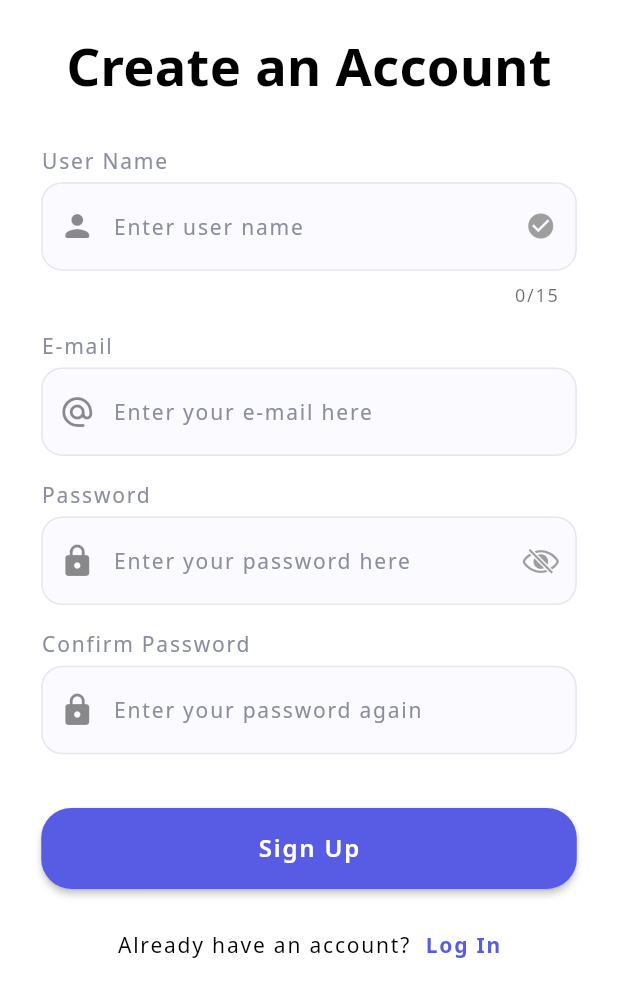
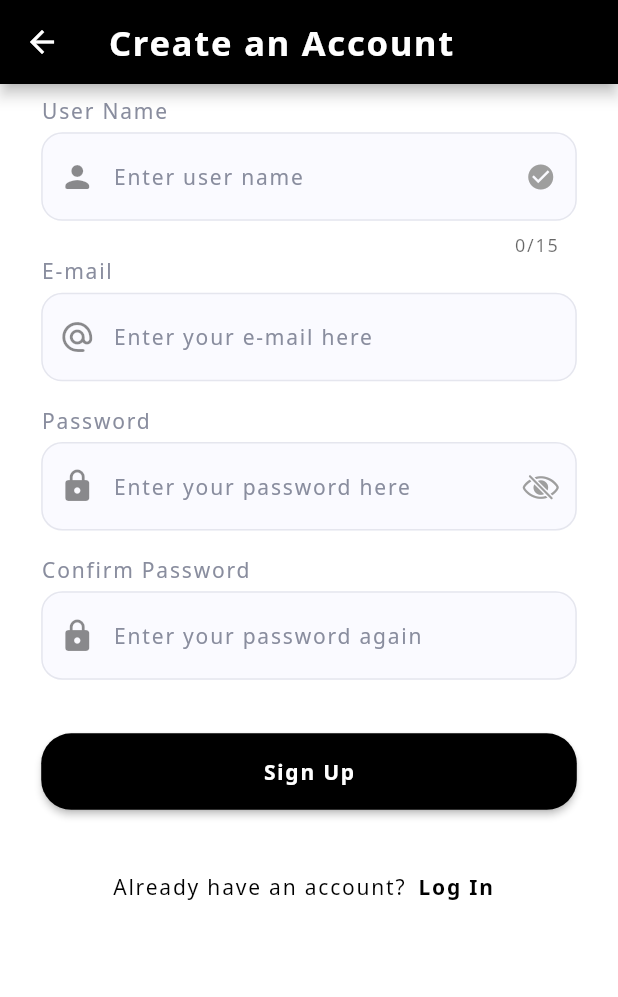
Before and after one commit to VasuSomani/whisper_chat, a Flutter app: the screen it shows after launch, after a tap on "Sign Up", on a phone screen of 412 x 824 dp. Shown: the top 997 px of the screen. Run offline on Flutter 3.47's test engine with Material 2 defaults, Android fonts, the phone set to English and light mode, and no system bars; our stand-ins replace cloud_firestore, firebase_auth, firebase_core, google_fonts, shared_preferences; accounts and stored records are empty; network calls fail.

Commit message:
UI Improved Bug Fixes Private Room work in progress

```diff
--- a/lib/constants/colors.dart
+++ b/lib/constants/colors.dart
@@ -1,6 +1,6 @@
 import 'package:flutter/material.dart';
 
-const Color primaryColor = Color(0xFF585CE5);
+const Color primaryColor = Colors.black;
 const Color bgColor1 = Colors.white;
 const Color bgColor2 = Color(0xFFFAFAFE);
 const Color alert = Color(0xFFEF8B8B);
--- a/lib/controllers/auth_textfields.dart
+++ b/lib/controllers/auth_textfields.dart
@@ -1,7 +1,6 @@
 import 'package:cloud_firestore/cloud_firestore.dart';
 import 'package:flutter/cupertino.dart';
 import 'package:flutter/material.dart';
-
 import '../Constants/colors.dart';
 
 OutlineInputBorder enabledBorder = OutlineInputBorder(
@@ -17,8 +16,9 @@
     borderSide: const BorderSide(color: primaryColor, width: 1));
 
 class TextFieldEmail extends StatelessWidget {
-  TextFieldEmail(this.controller, {super.key});
+  TextFieldEmail(this.controller, {this.enableValidation = false, super.key});
   final TextEditingController controller;
+  final bool enableValidation;
 
   @override
   Widget build(BuildContext context) {
@@ -35,6 +35,9 @@
         TextFormField(
           controller: controller,
           textInputAction: TextInputAction.next,
+          autovalidateMode: (enableValidation)
+              ? AutovalidateMode.onUserInteraction
+              : AutovalidateMode.disabled,
           decoration: InputDecoration(
             hintText: "Enter your e-mail here",
             hintStyle: Theme.of(context).textTheme.bodyMedium,
@@ -46,6 +49,7 @@
             enabledBorder: enabledBorder,
             focusedBorder: focusedBorder,
           ),
+          enableSuggestions: true,
           validator: (value) {
             if (value == null ||
                 value.trim() == "" ||
@@ -62,8 +66,9 @@
 }
 
 class TextFieldPass extends StatefulWidget {
-  TextFieldPass(this.controller);
+  TextFieldPass(this.controller, {this.enableValidation = false});
   final TextEditingController controller;
+  final bool enableValidation;
 
   @override
   State<TextFieldPass> createState() => _TextFieldPassState();
@@ -87,6 +92,9 @@
         TextFormField(
           controller: widget.controller,
           textInputAction: TextInputAction.next,
+          autovalidateMode: (widget.enableValidation)
+              ? AutovalidateMode.onUserInteraction
+              : AutovalidateMode.disabled,
           decoration: InputDecoration(
             hintText: "Enter your password here",
             hintStyle: Theme.of(context).textTheme.bodyMedium,
@@ -122,7 +130,6 @@
                 .hasMatch(value)) {
               return "Password should be a combination of capital, small, integer, and special characters";
             }
-
             return null;
           },
         ),
@@ -132,9 +139,11 @@
 }
 
 class TextFieldConfirmPass extends StatelessWidget {
-  TextFieldConfirmPass(this.controller, this.password);
+  TextFieldConfirmPass(this.controller, this.password,
+      {this.enableValidation = false});
   final TextEditingController controller;
   final TextEditingController password;
+  final bool enableValidation;
 
   @override
   Widget build(BuildContext context) {
@@ -151,6 +160,9 @@
         TextFormField(
           controller: controller,
           textInputAction: TextInputAction.next,
+          autovalidateMode: (enableValidation)
+              ? AutovalidateMode.onUserInteraction
+              : AutovalidateMode.disabled,
           decoration: InputDecoration(
             hintText: "Enter your password again",
             hintStyle: Theme.of(context).textTheme.bodyMedium,
@@ -164,7 +176,9 @@
           ),
           obscureText: true,
           validator: (value) {
-            if (value != password.text) {
+            if (value == null || value.trim() == "") {
+              return "Confirm Password can't be empty";
+            } else if (value != password.text) {
               return "Confirm Password must be same as Password";
             }
             return null;
@@ -176,8 +190,9 @@
 }
 
 class TextFieldUserName extends StatefulWidget {
-  TextFieldUserName(this.controller);
+  TextFieldUserName(this.controller, {this.enableValidation = false});
   final TextEditingController controller;
+  final bool enableValidation;
 
   @override
   State<TextFieldUserName> createState() => _TextFieldUserNameState();
@@ -193,36 +208,29 @@
     return regex.hasMatch(text);
   }
 
-  Future userNameValidation(String? value) async {
-    querySnapshot =
-        await db.collection('users').where('userName', isEqualTo: value).get();
+  void userNameValidation(String value) {
+    if (value == null || value.trim().isEmpty) {
+      updateValidation(null, false);
+    } else if (!isSnakeCase(value)) {
+      updateValidation("Username must be in snake_case", false);
+    } else {
+      db.collection('users').where('userName', isEqualTo: value).get().then(
+        (snapshot) {
+          if (snapshot.docs.isNotEmpty) {
+            updateValidation("Username already exists", false);
+          } else {
+            updateValidation(null, true);
+          }
+        },
+      );
+    }
+  }
 
-    if (value == null || value.trim().isEmpty) {
-      setState(() {
-        validationError = "Username can't be empty";
-        isValidated = false;
-      });
-    } else if (!isSnakeCase(value)) {
-      setState(() {
-        validationError = "Username must be in snake_case";
-        isValidated = false;
-      });
-    } else if (querySnapshot == null) {
-      setState(() {
-        validationError = null;
-        isValidated = true;
-      });
-    } else if (querySnapshot!.docs.isNotEmpty) {
-      setState(() {
-        validationError = "Username already exists";
-        isValidated = false;
-      });
-    } else {
-      setState(() {
-        validationError = null;
-        isValidated = true;
-      });
-    }
+  void updateValidation(String? error, bool validated) {
+    setState(() {
+      validationError = error;
+      isValidated = validated;
+    });
   }
 
   @override
@@ -240,6 +248,9 @@
         TextFormField(
           controller: widget.controller,
           textInputAction: TextInputAction.next,
+          autovalidateMode: (widget.enableValidation)
+              ? AutovalidateMode.onUserInteraction
+              : AutovalidateMode.disabled,
           maxLength: 15,
           decoration: InputDecoration(
             hintText: "Enter user name",
@@ -261,7 +272,14 @@
             userNameValidation(value);
           },
           validator: (value) {
-            return validationError;
+            if (value == null || value.trim().isEmpty) {
+              return "Username can't be empty";
+            } else if (!isSnakeCase(value)) {
+              return "Username must be in snake_case";
+            } else if (!isValidated) {
+              return validationError;
+            }
+            return null;
           },
         ),
       ],
--- a/lib/controllers/send_mesaage_textfield.dart
+++ b/lib/controllers/send_mesaage_textfield.dart
@@ -60,7 +60,6 @@
         } else if (snapshot.hasError) {
           return Text('Error: ${snapshot.error}');
         } else {
-          UserModel currentUser = snapshot.data!;
           return Form(
             key: formKey,
             autovalidateMode: AutovalidateMode.onUserInteraction,
--- a/lib/main.dart
+++ b/lib/main.dart
@@ -1,11 +1,12 @@
-import 'package:firebase_core/firebase_core.dart';
-import 'package:whisper_chat/firebase_options.dart';
-
-import 'view/router/routes.dart';
 import 'package:flutter/material.dart';
 import 'package:google_fonts/google_fonts.dart';
-
+import 'package:whisper_chat/view/pages/chatting_page.dart';
+import 'package:whisper_chat/view/pages/login_page.dart';
 import 'constants/colors.dart';
+import 'package:firebase_core/firebase_core.dart';
+import 'package:firebase_auth/firebase_auth.dart';
+import 'package:whisper_chat/firebase_options.dart';
+import 'view/router/routes.dart';
 
 void main() async {
   WidgetsFlutterBinding.ensureInitialized();
@@ -22,8 +23,18 @@
   Widget build(BuildContext context) {
     return MaterialApp(
       debugShowCheckedModeBanner: false,
-      initialRoute: '/login',
-      onGenerateRoute: Routes.generateRoute,
+      home: StreamBuilder(
+        stream: FirebaseAuth.instance.authStateChanges(),
+        builder: (context, snapshot) {
+          if (snapshot.hasData) {
+            return ChattingPage();
+          } else if (snapshot.connectionState == ConnectionState.waiting) {
+            return CircularProgressIndicator(color: Colors.black);
+          } else {
+            return LogInPage();
+          }
+        },
+      ),
       theme: ThemeData(
         backgroundColor: bgColor2,
         primarySwatch: Colors.deepPurple,
@@ -38,7 +49,7 @@
           ),
           headlineMedium: GoogleFonts.notoSans(
             color: Colors.black,
-            fontSize: 20,
+            fontSize: 23,
             fontWeight: FontWeight.bold,
             letterSpacing: 1.2,
           ),
@@ -77,6 +88,7 @@
           ),
         ),
       ),
+      onGenerateRoute: Routes.generateRoute,
     );
   }
 }
--- a/lib/services/local_storage.dart
+++ b/lib/services/local_storage.dart
@@ -1,4 +1,3 @@
-import 'package:flutter/material.dart';
 import 'package:shared_preferences/shared_preferences.dart';
 
 class LocalStorage {
--- a/lib/view/pages/login_page.dart
+++ b/lib/view/pages/login_page.dart
@@ -6,7 +6,7 @@
 import '../../Constants/colors.dart';
 import '../../controllers/auth_textfields.dart';
 import '../utils/buttons.dart';
-import '../utils/enter_username.dart';
+import 'anonymous_login_page.dart';
 import '../utils/snackbar.dart';
 
 class LogInPage extends StatefulWidget {
@@ -18,30 +18,27 @@
 
 class _LogInPageState extends State<LogInPage> {
   bool isLoading = false;
+  final emailID = TextEditingController();
+  final password = TextEditingController();
+  final formKey = GlobalKey<FormState>();
+  AuthService authService = AuthService();
   @override
   Widget build(BuildContext context) {
     double height = MediaQuery.sizeOf(context).height;
     double width = MediaQuery.sizeOf(context).width;
-    final emailID = TextEditingController();
-    final password = TextEditingController();
-    final formKey = GlobalKey<FormState>();
-    AuthService authService = AuthService();
 
     void authorize() async {
-      if (formKey.currentState!.validate()) {
       setState(() {
         isLoading = true;
       });
       try {
         await authService
-              .signInWithEmail(
-                  emailID.text.toString(), password.text.toString())
+            .signInWithEmail(emailID.text.toString(), password.text.toString())
             .then((value) {
           setState(() {
             isLoading = false;
           });
-            Navigator.pushReplacementNamed(context, '/chat');
-            showCustomSnackBar("Logged In successfully", context);
+          Navigator.pushReplacementNamed(context, '/room');
         });
       } on FirebaseAuthException catch (e) {
         setState(() {
@@ -50,11 +47,11 @@
         showCustomSnackBar(e.message.toString(), context, isAlert: true);
       }
     }
-    }
 
     return WillPopScope(
       onWillPop: () async => false,
       child: Scaffold(
+        resizeToAvoidBottomInset: false,
         body: SafeArea(
           child: Center(
             child: Padding(
@@ -68,14 +65,12 @@
                         .headlineLarge
                         ?.copyWith(color: primaryColor),
                   ),
-                  const Icon(
-                    CupertinoIcons.chat_bubble_2,
-                    size: 120,
+                  Image.asset(
+                    'assets/icons/chat_icon.png',
                     color: primaryColor,
                   ),
                   SizedBox(height: MediaQuery.sizeOf(context).height / 30),
                   Form(
-                    autovalidateMode: AutovalidateMode.always,
                     key: formKey,
                     child: SingleChildScrollView(
                       child: Column(
@@ -119,21 +114,18 @@
                                         isLoading: isLoading),
                                   ),
                                 ),
-                                Padding(
-                                  padding: EdgeInsets.only(
-                                      top: height / 75, bottom: height / 100),
-                                  child: Row(
+                                Row(
                                   mainAxisAlignment: MainAxisAlignment.center,
                                   children: [
                                     Text(
-                                        "Don't have an account?  ",
+                                      "Don't have an account?",
                                       style: Theme.of(context)
                                           .textTheme
                                           .bodyMedium
                                           ?.copyWith(color: Colors.black),
                                     ),
-                                      InkWell(
-                                        onTap: () => Navigator.pushNamed(
+                                    TextButton(
+                                      onPressed: () => Navigator.pushNamed(
                                           context, '/signup'),
                                       child: Text(
                                         "Sign Up",
@@ -147,22 +139,18 @@
                                     ),
                                   ],
                                 ),
-                                ),
-                                Padding(
-                                  padding: EdgeInsets.only(
-                                      top: height / 100, bottom: height / 50),
-                                  child: Row(
+                                Row(
                                   mainAxisAlignment: MainAxisAlignment.center,
                                   children: [
                                     Text(
-                                        "Chat Secretly  ",
+                                      "Chat Secretly",
                                       style: Theme.of(context)
                                           .textTheme
                                           .bodyMedium
                                           ?.copyWith(color: Colors.black),
                                     ),
-                                      InkWell(
-                                        onTap: () => Navigator.push(
+                                    TextButton(
+                                      onPressed: () => Navigator.push(
                                           context,
                                           MaterialPageRoute(
                                             builder: (context) => UserName(),
@@ -178,7 +166,6 @@
                                       ),
                                     ),
                                   ],
-                                  ),
                                 ),
                               ],
                             ),
--- a/lib/view/pages/signup_page.dart
+++ b/lib/view/pages/signup_page.dart
@@ -1,6 +1,6 @@
 import 'package:firebase_auth/firebase_auth.dart';
 import 'package:flutter/material.dart';
-import 'package:whisper_chat/services/auth_service.dart';
+import '../../services/auth_service.dart';
 import '../../Constants/colors.dart';
 import '../utils/buttons.dart';
 import '../../controllers/auth_textfields.dart';
@@ -14,16 +14,19 @@
 }
 
 class _SignUpPageState extends State<SignUpPage> {
+  late GlobalKey<FormState> formKey;
+  @override
+  void initState() {
+    formKey = GlobalKey<FormState>();
+    super.initState();
+  }
+
   bool isLoading = false;
-  @override
-  Widget build(BuildContext context) {
-    final height = MediaQuery.of(context).size.height;
-    final width = MediaQuery.of(context).size.width;
   TextEditingController userName = TextEditingController();
   TextEditingController emailID = TextEditingController();
   TextEditingController password = TextEditingController();
   TextEditingController confirmPassword = TextEditingController();
-    final formKey = GlobalKey<FormState>();
+
   AuthService authService = AuthService();
 
   void authorize() async {
@@ -41,8 +44,7 @@
           setState(() {
             isLoading = false;
           });
-            Navigator.pushReplacementNamed(context, '/chat');
-            showCustomSnackBar("Account created successfully", context);
+          Navigator.pushReplacementNamed(context, '/room');
         });
       } on FirebaseAuthException catch (e) {
         setState(() {
@@ -53,53 +55,53 @@
     }
   }
 
-    return WillPopScope(
-      onWillPop: () async => false,
-      child: Scaffold(
+  @override
+  Widget build(BuildContext context) {
+    final height = MediaQuery.of(context).size.height;
+    final width = MediaQuery.of(context).size.width;
+    return Scaffold(
+      appBar: AppBar(
+        backgroundColor: primaryColor,
+        title: Text("Create an Account"),
+        titleTextStyle: Theme.of(context)
+            .textTheme
+            .headlineMedium
+            ?.copyWith(color: Colors.white),
+      ),
+      resizeToAvoidBottomInset: false,
       body: SafeArea(
-          child: Expanded(
         child: Center(
           child: Padding(
             padding: EdgeInsets.symmetric(horizontal: width / 15),
             child: Column(
               children: [
-                    Padding(
-                      padding: EdgeInsets.symmetric(vertical: height / 40),
-                      child: Text(
-                        "Create an Account",
-                        style: Theme.of(context).textTheme.headlineLarge,
-                      ),
-                    ),
                 Form(
-                      autovalidateMode: AutovalidateMode.onUserInteraction,
+                  autovalidateMode: AutovalidateMode.disabled,
                   key: formKey,
-                      child: Expanded(
                   child: SingleChildScrollView(
                     child: Column(
                       children: [
                         Padding(
-                                padding: EdgeInsets.symmetric(
-                                    vertical: height / 100),
-                                child: TextFieldUserName(userName),
+                          padding: EdgeInsets.only(top: height / 100),
+                          child: TextFieldUserName(userName,
+                              enableValidation: true),
                         ),
                         Padding(
-                                padding: EdgeInsets.symmetric(
-                                    vertical: height / 100),
-                                child: TextFieldEmail(emailID),
+                          padding: EdgeInsets.only(bottom: height / 100),
+                          child:
+                              TextFieldEmail(emailID, enableValidation: true),
                         ),
                         Padding(
-                                padding: EdgeInsets.symmetric(
-                                    vertical: height / 100),
-                                child: TextFieldPass(password),
+                          padding: EdgeInsets.symmetric(vertical: height / 100),
+                          child:
+                              TextFieldPass(password, enableValidation: true),
                         ),
                         Padding(
-                                padding: EdgeInsets.symmetric(
-                                    vertical: height / 100),
-                                child: TextFieldConfirmPass(
-                                    confirmPassword, password),
+                          padding: EdgeInsets.symmetric(vertical: height / 100),
+                          child: TextFieldConfirmPass(confirmPassword, password,
+                              enableValidation: true),
                         ),
                       ],
-                          ),
                     ),
                   ),
                 ),
@@ -118,14 +120,14 @@
                       mainAxisAlignment: MainAxisAlignment.center,
                       children: [
                         Text(
-                              "Already have an account?  ",
+                          "Already have an account?",
                           style: Theme.of(context)
                               .textTheme
                               .bodyMedium
                               ?.copyWith(color: Colors.black),
                         ),
-                            InkWell(
-                              onTap: () =>
+                        TextButton(
+                          onPressed: () =>
                               Navigator.pushNamed(context, '/login'),
                           child: Text(
                             "Log In",
@@ -146,8 +148,6 @@
           ),
         ),
       ),
-        ),
-      ),
     );
   }
 }
--- a/lib/view/router/routes.dart
+++ b/lib/view/router/routes.dart
@@ -1,4 +1,5 @@
 import 'package:flutter/material.dart';
+import 'package:whisper_chat/view/pages/private_room_page.dart';
 
 import '../pages/chatting_page.dart';
 import '../pages/login_page.dart';
@@ -13,6 +14,8 @@
         return MaterialPageRoute(builder: (_) => const SignUpPage());
       case '/chat':
         return MaterialPageRoute(builder: (_) => ChattingPage());
+      case '/room':
+        return MaterialPageRoute(builder: (_) => PrivateRoomPage());
       default:
         return _errorRoute();
     }
--- a/lib/view/utils/buttons.dart
+++ b/lib/view/utils/buttons.dart
@@ -19,7 +19,9 @@
         padding: const EdgeInsets.symmetric(horizontal: 20, vertical: 16),
         child: (isLoading)
             ? const CircularProgressIndicator(color: Colors.white)
-            : Text(text, style: Theme.of(context).textTheme.labelMedium),
+            : Text(text,
+                style: Theme.of(context).textTheme.bodyMedium?.copyWith(
+                    color: Colors.white, fontWeight: FontWeight.bold)),
       ),
     );
   }
--- a/lib/view/utils/snackbar.dart
+++ b/lib/view/utils/snackbar.dart
@@ -5,7 +5,6 @@
     {bool isAlert = false}) {
   ScaffoldMessenger.of(context).hideCurrentSnackBar();
   ScaffoldMessenger.of(context).showSnackBar(SnackBar(
-    duration: Duration(milliseconds: 500),
     content: Text(
       content,
       style: Theme.of(context)
```
Also changed, not shown: lib/view/pages/anonymous_login_page.dart (renamed from lib/view/utils/enter_username.dart, +9 -11 lines), lib/view/pages/chatting_page.dart (+11 -58 lines), lib/view/utils/chat_messages.dart (+29 -11 lines), pubspec.yaml (+15 -2 lines), pubspec.lock, 55 other files. Lines whose indentation alone changed are shown as unchanged.
